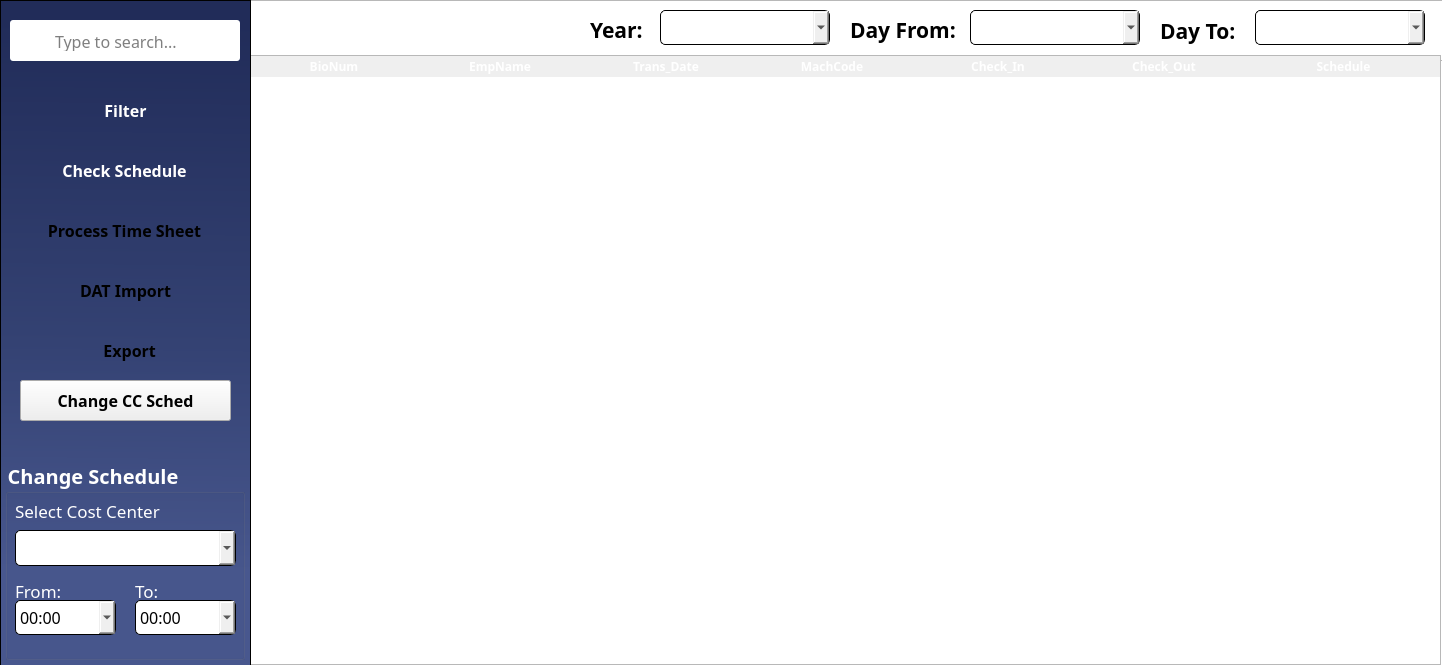
Before: the Qt Designer form MainFrame/Resources/UI/timecard.ui in Maze711/systemPayroll, drawn with Qt 5.
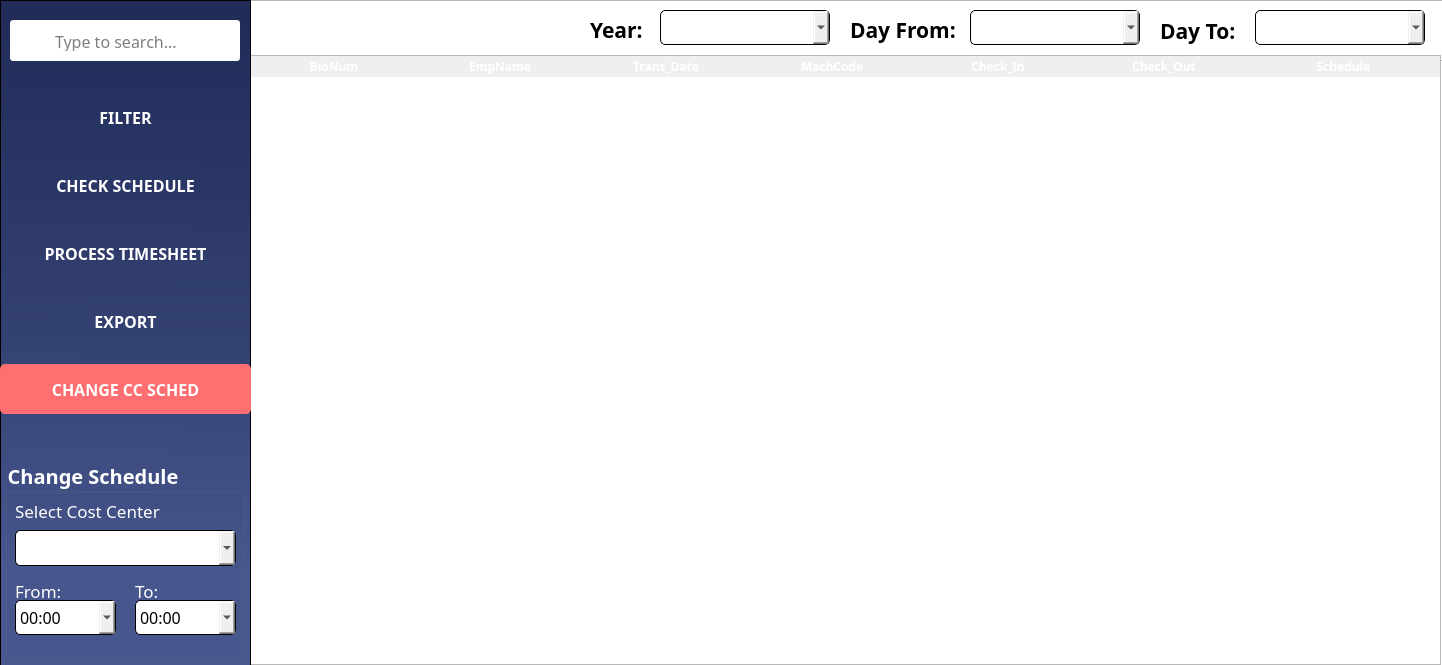
After: the same form once the commit is applied. Icons and pictures are not drawn.

The edit to the form file:
```diff
--- a/MainFrame/Resources/UI/timecard.ui
+++ b/MainFrame/Resources/UI/timecard.ui
@@ -26,6 +26,7 @@
 
 #btnTimeSheet, #importBTN, #btnExport{
 border-radius: 5px;
+	color: white;
 background-color: &quot;#30d977&quot;;
 }</string>
   </property>
@@ -213,39 +214,6 @@
    <property name="frameShadow">
     <enum>QFrame::Raised</enum>
    </property>
-   <widget class="QPushButton" name="btnTimeSheet">
-    <property name="geometry">
-     <rect>
-      <x>19</x>
-      <y>210</y>
-      <width>211</width>
-      <height>41</height>
-     </rect>
-    </property>
-    <property name="font">
-     <font>
-      <family>Poppins</family>
-      <pointsize>12</pointsize>
-      <weight>75</weight>
-      <bold>true</bold>
-     </font>
-    </property>
-    <property name="cursor">
-     <cursorShape>PointingHandCursor</cursorShape>
-    </property>
-    <property name="styleSheet">
-     <string notr="true"/>
-    </property>
-    <property name="text">
-     <string>Process Time Sheet</string>
-    </property>
-    <property name="iconSize">
-     <size>
-      <width>22</width>
-      <height>22</height>
-     </size>
-    </property>
-   </widget>
    <widget class="QFrame" name="searchBar">
     <property name="geometry">
      <rect>
@@ -332,72 +300,6 @@
      </property>
     </widget>
    </widget>
-   <widget class="QPushButton" name="btnFilter">
-    <property name="geometry">
-     <rect>
-      <x>20</x>
-      <y>90</y>
-      <width>211</width>
-      <height>41</height>
-     </rect>
-    </property>
-    <property name="font">
-     <font>
-      <family>Poppins</family>
-      <pointsize>12</pointsize>
-      <weight>75</weight>
-      <bold>true</bold>
-     </font>
-    </property>
-    <property name="cursor">
-     <cursorShape>PointingHandCursor</cursorShape>
-    </property>
-    <property name="styleSheet">
-     <string notr="true"/>
-    </property>
-    <property name="text">
-     <string>Filter</string>
-    </property>
-    <property name="iconSize">
-     <size>
-      <width>22</width>
-      <height>22</height>
-     </size>
-    </property>
-   </widget>
-   <widget class="QPushButton" name="btnCheckSched">
-    <property name="geometry">
-     <rect>
-      <x>19</x>
-      <y>150</y>
-      <width>211</width>
-      <height>41</height>
-     </rect>
-    </property>
-    <property name="font">
-     <font>
-      <family>Poppins</family>
-      <pointsize>12</pointsize>
-      <weight>75</weight>
-      <bold>true</bold>
-     </font>
-    </property>
-    <property name="cursor">
-     <cursorShape>PointingHandCursor</cursorShape>
-    </property>
-    <property name="styleSheet">
-     <string notr="true"/>
-    </property>
-    <property name="text">
-     <string>Check Schedule</string>
-    </property>
-    <property name="iconSize">
-     <size>
-      <width>22</width>
-      <height>22</height>
-     </size>
-    </property>
-   </widget>
    <widget class="QGroupBox" name="groupBox">
     <property name="geometry">
      <rect>
@@ -780,15 +682,30 @@
      </property>
     </widget>
    </widget>
-   <widget class="QPushButton" name="importBTN">
+   <widget class="QWidget" name="widget" native="true">
     <property name="geometry">
      <rect>
-      <x>20</x>
-      <y>270</y>
-      <width>211</width>
-      <height>41</height>
+      <x>0</x>
+      <y>80</y>
+      <width>251</width>
+      <height>351</height>
      </rect>
     </property>
+    <layout class="QVBoxLayout" name="verticalLayout_2">
+     <item>
+      <widget class="QPushButton" name="btnFilter">
+       <property name="sizePolicy">
+        <sizepolicy hsizetype="Minimum" vsizetype="Fixed">
+         <horstretch>0</horstretch>
+         <verstretch>0</verstretch>
+        </sizepolicy>
+       </property>
+       <property name="minimumSize">
+        <size>
+         <width>0</width>
+         <height>50</height>
+        </size>
+       </property>
     <property name="font">
      <font>
       <family>Poppins</family>
@@ -804,7 +721,7 @@
      <string notr="true"/>
     </property>
     <property name="text">
-     <string>DAT Import</string>
+        <string>FILTER</string>
     </property>
     <property name="iconSize">
      <size>
@@ -813,14 +730,98 @@
      </size>
     </property>
    </widget>
+     </item>
+     <item>
+      <widget class="QPushButton" name="btnCheckSched">
+       <property name="sizePolicy">
+        <sizepolicy hsizetype="Minimum" vsizetype="Fixed">
+         <horstretch>0</horstretch>
+         <verstretch>0</verstretch>
+        </sizepolicy>
+       </property>
+       <property name="minimumSize">
+        <size>
+         <width>0</width>
+         <height>50</height>
+        </size>
+       </property>
+       <property name="font">
+        <font>
+         <family>Poppins</family>
+         <pointsize>12</pointsize>
+         <weight>75</weight>
+         <bold>true</bold>
+        </font>
+       </property>
+       <property name="cursor">
+        <cursorShape>PointingHandCursor</cursorShape>
+       </property>
+       <property name="styleSheet">
+        <string notr="true"/>
+       </property>
+       <property name="text">
+        <string>CHECK SCHEDULE</string>
+       </property>
+       <property name="iconSize">
+        <size>
+         <width>22</width>
+         <height>22</height>
+        </size>
+       </property>
+      </widget>
+     </item>
+     <item>
+      <widget class="QPushButton" name="btnTimeSheet">
+       <property name="sizePolicy">
+        <sizepolicy hsizetype="Minimum" vsizetype="Fixed">
+         <horstretch>0</horstretch>
+         <verstretch>0</verstretch>
+        </sizepolicy>
+       </property>
+       <property name="minimumSize">
+        <size>
+         <width>0</width>
+         <height>50</height>
+        </size>
+       </property>
+       <property name="font">
+        <font>
+         <family>Poppins</family>
+         <pointsize>12</pointsize>
+         <weight>75</weight>
+         <bold>true</bold>
+        </font>
+       </property>
+       <property name="cursor">
+        <cursorShape>PointingHandCursor</cursorShape>
+       </property>
+       <property name="styleSheet">
+        <string notr="true"/>
+       </property>
+       <property name="text">
+        <string>PROCESS TIMESHEET</string>
+       </property>
+       <property name="iconSize">
+        <size>
+         <width>22</width>
+         <height>22</height>
+        </size>
+       </property>
+      </widget>
+     </item>
+     <item>
    <widget class="QPushButton" name="btnExport">
-    <property name="geometry">
-     <rect>
-      <x>20</x>
-      <y>330</y>
-      <width>211</width>
-      <height>41</height>
-     </rect>
+       <property name="sizePolicy">
+        <sizepolicy hsizetype="Minimum" vsizetype="Fixed">
+         <horstretch>0</horstretch>
+         <verstretch>0</verstretch>
+        </sizepolicy>
+       </property>
+       <property name="minimumSize">
+        <size>
+         <width>0</width>
+         <height>50</height>
+        </size>
     </property>
     <property name="font">
      <font>
@@ -837,7 +838,7 @@
      <string notr="true"/>
     </property>
     <property name="text">
-     <string>  Export</string>
+        <string>EXPORT</string>
     </property>
     <property name="iconSize">
      <size>
@@ -846,14 +847,20 @@
      </size>
     </property>
    </widget>
+     </item>
+     <item>
    <widget class="QPushButton" name="btnCCSched">
-    <property name="geometry">
-     <rect>
-      <x>20</x>
-      <y>380</y>
-      <width>211</width>
-      <height>41</height>
-     </rect>
+       <property name="sizePolicy">
+        <sizepolicy hsizetype="Minimum" vsizetype="Fixed">
+         <horstretch>0</horstretch>
+         <verstretch>0</verstretch>
+        </sizepolicy>
+       </property>
+       <property name="minimumSize">
+        <size>
+         <width>0</width>
+         <height>50</height>
+        </size>
     </property>
     <property name="font">
      <font>
@@ -867,10 +874,12 @@
      <cursorShape>PointingHandCursor</cursorShape>
     </property>
     <property name="styleSheet">
-     <string notr="true"/>
+        <string notr="true">background-color: rgb(255, 110, 112);
+	color: white;
+	border-radius: 5px;</string>
     </property>
     <property name="text">
-     <string>Change CC Sched</string>
+        <string>CHANGE CC SCHED</string>
     </property>
     <property name="iconSize">
      <size>
@@ -878,6 +887,9 @@
       <height>22</height>
      </size>
     </property>
+      </widget>
+     </item>
+    </layout>
    </widget>
   </widget>
   <widget class="QFrame" name="header">
```
Lines whose indentation alone changed are shown as unchanged.
